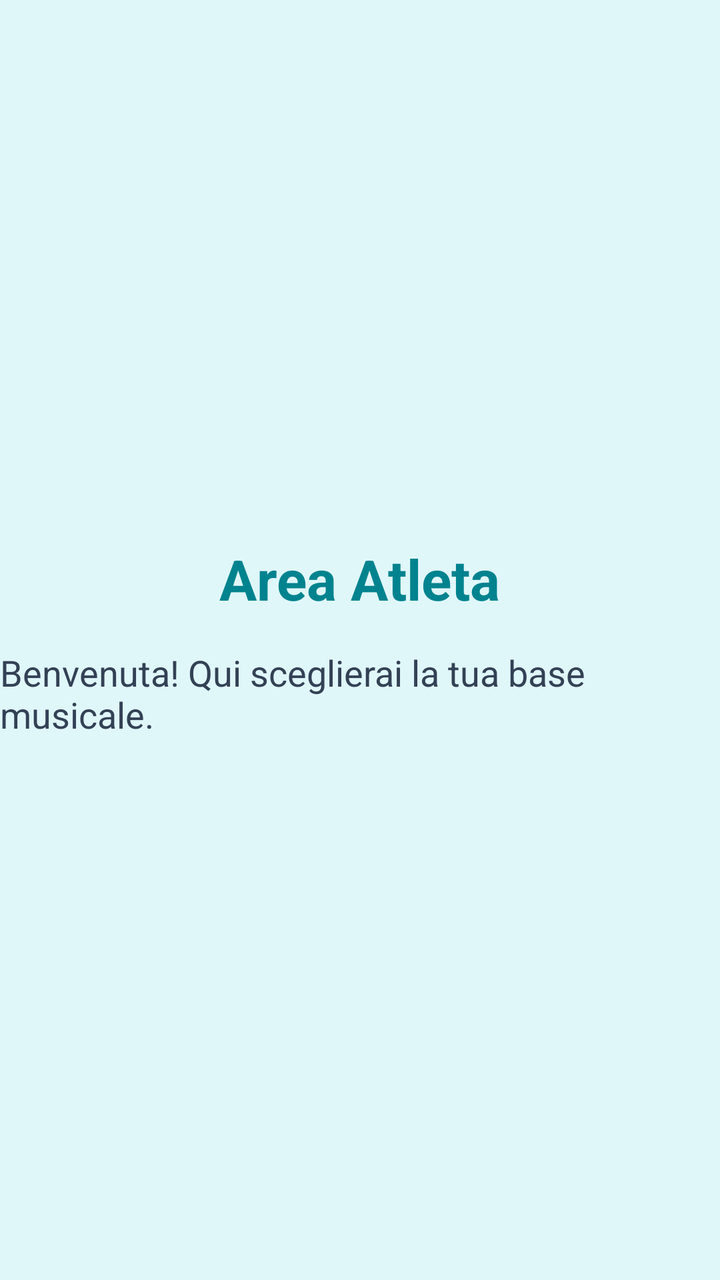
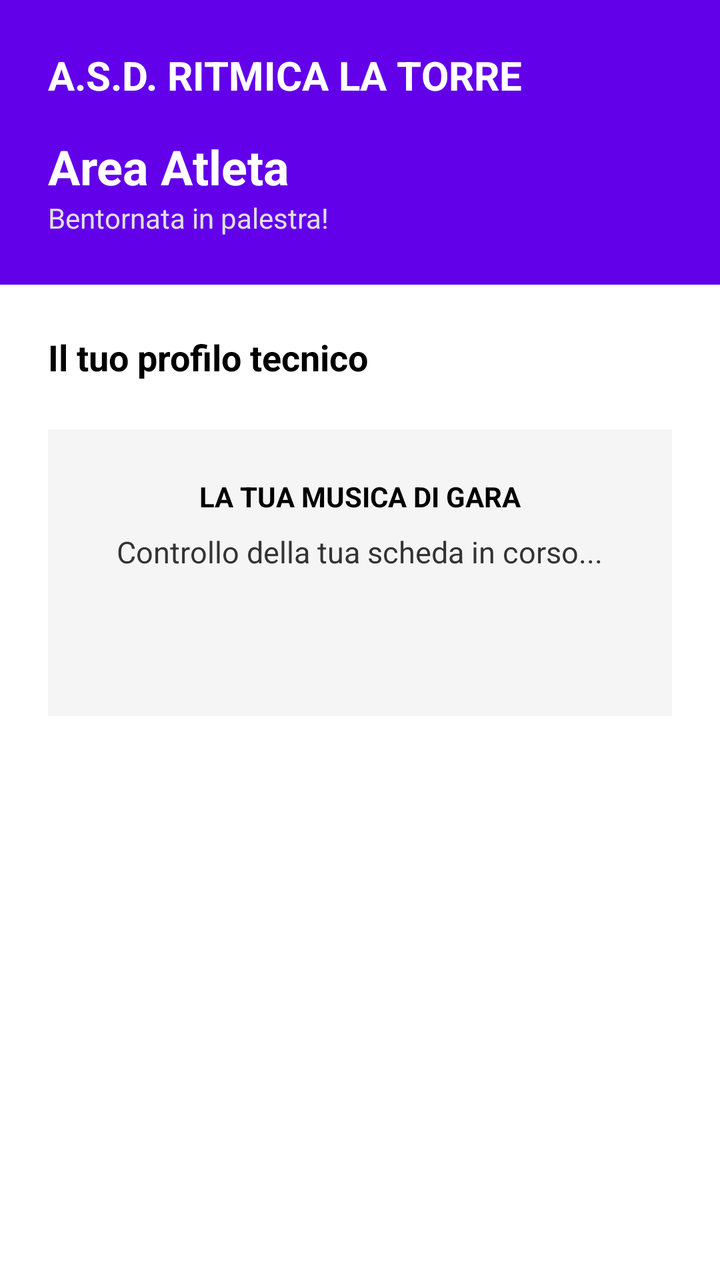

Compare the two renders of this Android layout. The source of the first and the diff that turns it into the second are given below.
<!-- AndroidManifest.xml: application theme Theme.GinnasticaRitmica -->
<!-- res/layout/fragment_athlete_dashboard.xml -->
<?xml version="1.0" encoding="utf-8"?>
<layout xmlns:android="http://schemas.android.com/apk/res/android"
    xmlns:tools="http://schemas.android.com/tools">

    <LinearLayout
        android:layout_width="match_parent"
        android:layout_height="match_parent"
        android:orientation="vertical"
        android:gravity="center"
        android:background="#E0F7FA"
        tools:context=".AthleteDashboardFragment">

        <TextView
            android:layout_width="wrap_content"
            android:layout_height="wrap_content"
            android:text="Area Atleta"
            android:textSize="28sp"
            android:textStyle="bold"
            android:textColor="#00838F" />

        <TextView
            android:layout_width="wrap_content"
            android:layout_height="wrap_content"
            android:text="Benvenuta! Qui sceglierai la tua base musicale."
            android:textSize="18sp"
            android:layout_marginTop="16dp"
            android:textColor="#334155" />

    </LinearLayout>
</layout>
<!-- resources referenced by this layout -->
<resources>
  <style name="Theme.GinnasticaRitmica" parent="Base.Theme.GinnasticaRitmica" />
  <style name="Base.Theme.GinnasticaRitmica" parent="Theme.Material3.DayNight.NoActionBar">
          
          
      </style>
</resources>

<!-- the commit's change to res/layout/fragment_athlete_dashboard.xml (unified diff, before → after) -->
@@ -6,25 +6,98 @@
         android:layout_width="match_parent"
         android:layout_height="match_parent"
         android:orientation="vertical"
-        android:gravity="center"
-        android:background="#E0F7FA"
+        android:background="@color/sfondo_app"
         tools:context=".AthleteDashboardFragment">
 
-        <TextView
-            android:layout_width="wrap_content"
+        <LinearLayout
+            android:layout_width="match_parent"
             android:layout_height="wrap_content"
-            android:text="Area Atleta"
-            android:textSize="28sp"
-            android:textStyle="bold"
-            android:textColor="#00838F" />
+            android:background="@color/viola_torre"
+            android:padding="24dp"
+            android:orientation="vertical">
 
-        <TextView
-            android:layout_width="wrap_content"
-            android:layout_height="wrap_content"
-            android:text="Benvenuta! Qui sceglierai la tua base musicale."
-            android:textSize="18sp"
-            android:layout_marginTop="16dp"
-            android:textColor="#334155" />
+            <TextView
+                android:layout_width="wrap_content"
+                android:layout_height="wrap_content"
+                android:text="A.S.D. RITMICA LA TORRE"
+                android:textColor="@android:color/white"
+                android:textSize="20sp"
+                android:textStyle="bold" />
 
+            <TextView
+                android:id="@+id/tvBenvenuto"
+                android:layout_width="wrap_content"
+                android:layout_height="wrap_content"
+                android:text="Area Atleta"
+                android:textColor="@android:color/white"
+                android:textSize="24sp"
+                android:layout_marginTop="16dp"
+                android:textStyle="bold" />
+
+            <TextView
+                android:layout_width="wrap_content"
+                android:layout_height="wrap_content"
+                android:text="Bentornata in palestra!"
+                android:textColor="#E0E0E0"
+                android:textSize="14sp" />
+        </LinearLayout>
+
+        <ScrollView
+            android:layout_width="match_parent"
+            android:layout_height="0dp"
+            android:layout_weight="1"
+            android:fillViewport="true">
+
+            <LinearLayout
+                android:layout_width="match_parent"
+                android:layout_height="wrap_content"
+                android:orientation="vertical">
+
+                <TextView
+                    android:layout_width="wrap_content"
+                    android:layout_height="wrap_content"
+                    android:text="Il tuo profilo tecnico"
+                    android:textColor="@color/testo_titoli"
+                    android:textSize="18sp"
+                    android:textStyle="bold"
+                    android:layout_margin="24dp" />
+
+                <LinearLayout
+                    android:layout_width="match_parent"
+                    android:layout_height="wrap_content"
+                    android:orientation="vertical"
+                    android:background="@color/grigio_box"
+                    android:padding="24dp"
+                    android:layout_marginHorizontal="24dp"
+                    android:layout_marginBottom="16dp"
+                    android:gravity="center">
+
+                    <TextView
+                        android:layout_width="wrap_content"
+                        android:layout_height="wrap_content"
+                        android:text="LA TUA MUSICA DI GARA"
+                        android:textColor="@color/testo_titoli"
+                        android:textStyle="bold"
+                        android:layout_marginBottom="8dp"/>
+
+                    <TextView
+                        android:id="@+id/tvStatoMusica"
+                        android:layout_width="wrap_content"
+                        android:layout_height="wrap_content"
+                        android:text="Controllo della tua scheda in corso..."
+                        android:textColor="@color/testo_sottotitoli"
+                        android:textSize="15sp"
+                        android:textAlignment="center"
+                        android:layout_marginBottom="16dp"/>
+
+                    <androidx.recyclerview.widget.RecyclerView
+                        android:id="@+id/rvMusiche"
+                        android:layout_width="match_parent"
+                        android:layout_height="wrap_content"
+                        android:padding="16dp" />
+
+                </LinearLayout>
+            </LinearLayout>
+        </ScrollView>
     </LinearLayout>
 </layout>
<!-- resource entries referenced after the edit -->
@@ -1,5 +1,10 @@
 <!-- resources referenced by this layout -->
 <resources>
+  <color name="grigio_box">#F5F5F5</color>
+  <color name="sfondo_app">#FFFFFF</color>
+  <color name="testo_sottotitoli">#333333</color>
+  <color name="testo_titoli">#000000</color>
+  <color name="viola_torre">#6200EA</color>
   <style name="Theme.GinnasticaRitmica" parent="Base.Theme.GinnasticaRitmica" />
   <style name="Base.Theme.GinnasticaRitmica" parent="Theme.Material3.DayNight.NoActionBar">
           
